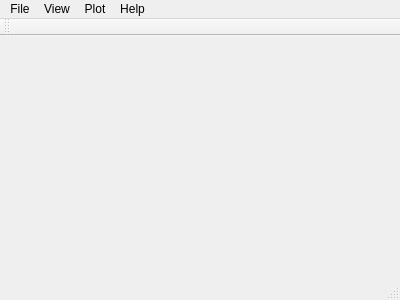
Old version of the form src/client/mainwindow.ui in the repository uazure/qLab.
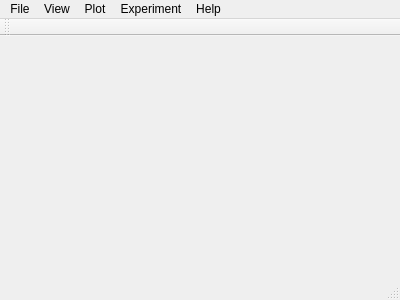
New version of the form.

The edit to the form file:
```diff
--- a/src/client/mainwindow.ui
+++ b/src/client/mainwindow.ui
@@ -67,9 +67,17 @@
     <addaction name="actionDraw_incremental"/>
     <addaction name="actionMonitoring_interval"/>
    </widget>
+   <widget class="QMenu" name="menuExperiment">
+    <property name="title">
+     <string>Experiment</string>
+    </property>
+    <addaction name="actionSet_interval"/>
+    <addaction name="actionControl"/>
+   </widget>
    <addaction name="menuFile"/>
    <addaction name="menuView"/>
    <addaction name="menuPlot"/>
+   <addaction name="menuExperiment"/>
    <addaction name="menuHelp"/>
   </widget>
   <widget class="QToolBar" name="mainToolBar">
```
Left out of the diff: 10 changed lines with no effect on the pictures.
